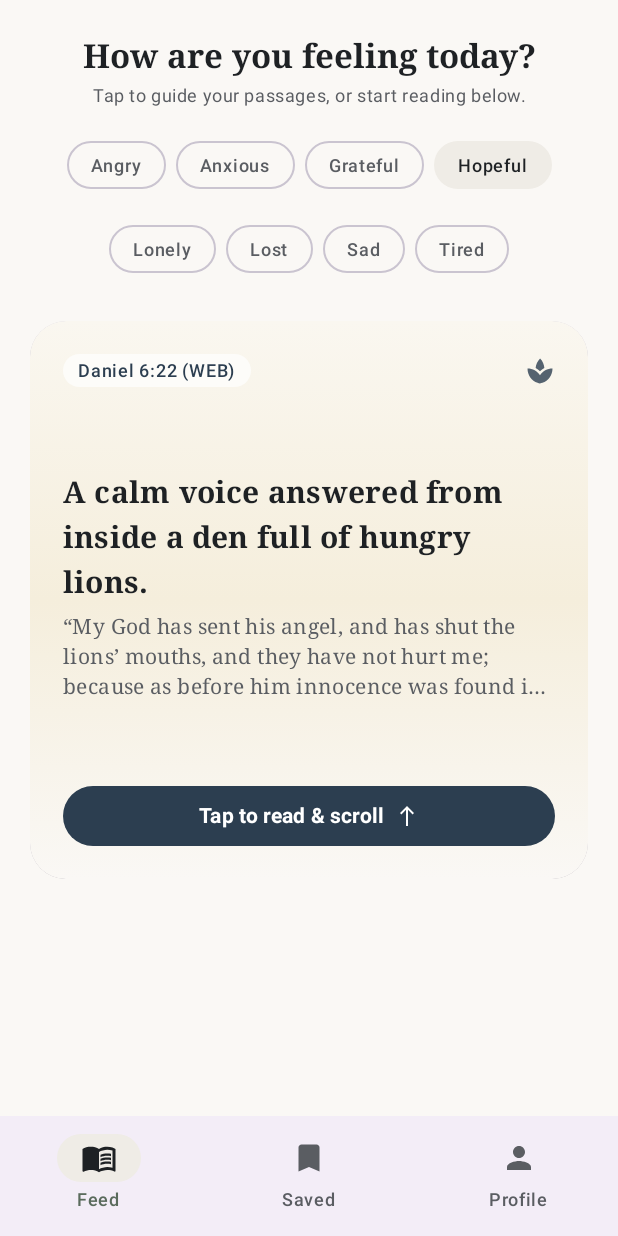
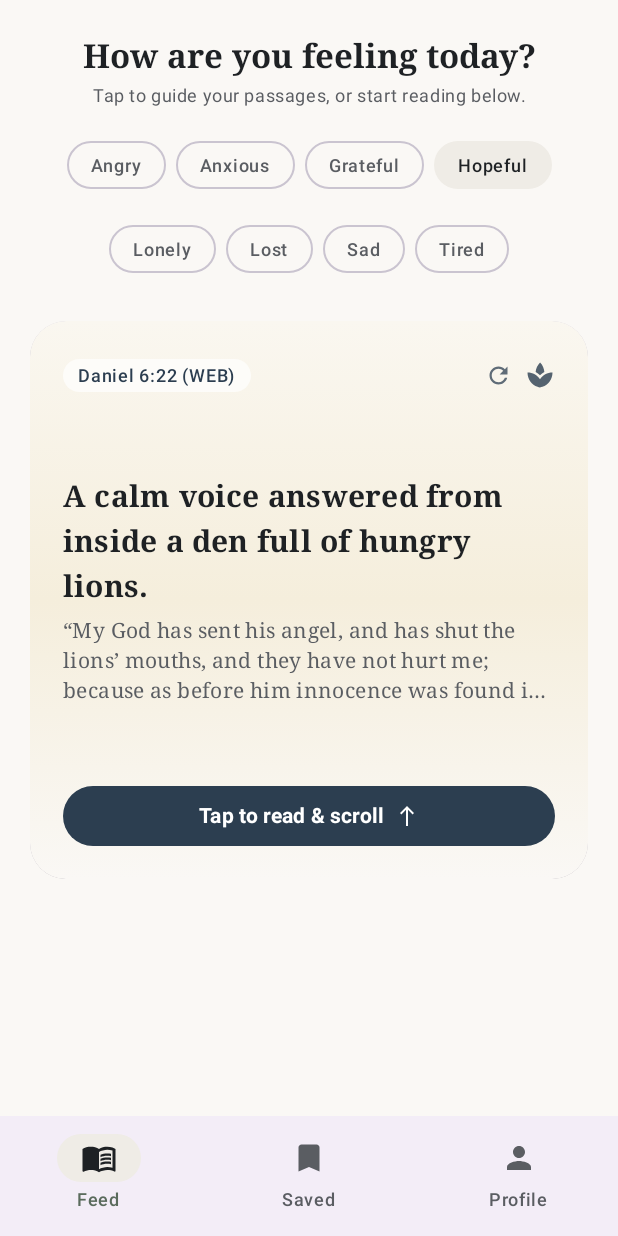
Before and after one commit to binkamvivek/HolyThing, an Android app built with Jetpack Compose: the screen it shows after launch (MainActivity), on a phone screen of 412 x 824 dp. Run offline under Robolectric (Android 15) with nearby library versions, the phone set to English and light mode, and no system bars; our stand-ins replace Dagger/Hilt's generated code, Room's generated code; 1 statement that could not run was skipped.

Commit message:
feat: Implement pull-to-refresh functionality in HomeScreen and update FeedViewModel to manage refreshing state

```diff
--- a/app/src/main/java/com/holything/app/ui/screens/feed/FeedViewModel.kt
+++ b/app/src/main/java/com/holything/app/ui/screens/feed/FeedViewModel.kt
@@ -27,6 +27,7 @@ data class FeedUiState(
     val totalCount: Int = 0,
     val isLoading: Boolean = true,
     val isSyncing: Boolean = false,
+    val isRefreshing: Boolean = false,
     val isOffline: Boolean = false,
     val syncStatusMessage: String = "Ready",
     val showSupportBanner: Boolean = false,
@@ -43,6 +44,7 @@ class FeedViewModel @Inject constructor(
 
     private val isLoadingFlow = MutableStateFlow(true)
     private val isSyncingFlow = MutableStateFlow(false)
+    private val isRefreshingFlow = MutableStateFlow(false)
     private val isOfflineFlow = MutableStateFlow(false)
     private val statusMessageFlow = MutableStateFlow("Loading scripture...")
 
@@ -57,6 +59,7 @@ class FeedViewModel @Inject constructor(
     private data class SyncStatus(
         val loading: Boolean,
         val syncing: Boolean,
+        val refreshing: Boolean,
         val offline: Boolean,
         val message: String
     )
@@ -64,10 +67,11 @@ class FeedViewModel @Inject constructor(
     private val syncStatusFlow = combine(
         isLoadingFlow,
         isSyncingFlow,
+        isRefreshingFlow,
         isOfflineFlow,
         statusMessageFlow
-    ) { loading, syncing, offline, msg ->
-        SyncStatus(loading, syncing, offline, msg)
+    ) { loading, syncing, refreshing, offline, msg ->
+        SyncStatus(loading, syncing, refreshing, offline, msg)
     }
 
     private data class UserPreferencesState(
@@ -99,6 +103,7 @@ class FeedViewModel @Inject constructor(
             totalCount = count,
             isLoading = status.loading && items.isEmpty(),
             isSyncing = status.syncing,
+            isRefreshing = status.refreshing,
             isOffline = status.offline,
             syncStatusMessage = status.message,
             showSupportBanner = shouldShowSupport,
@@ -260,4 +265,37 @@ class FeedViewModel @Inject constructor(
             dataStore.resetSwipeCount()
         }
     }
+
+    /**
+     * Pull-to-refresh triggered from Home screen:
+     * Syncs fresh content, picks a new distinct featured post, and prepares the feed.
+     */
+    fun onPullToRefresh() {
+        viewModelScope.launch {
+            isRefreshingFlow.value = true
+            try {
+                repository.syncContent()
+            } catch (e: Exception) {
+                // Ignore network errors in offline mode
+            }
+
+            val freshFeed = repository.getFeedCards().first()
+            if (freshFeed.isNotEmpty()) {
+                val currentTopId = _feedItemsFlow.value.firstOrNull()?.card?.id
+                // Pick a different card so the home screen post visually changes!
+                val candidates = freshFeed.filter { it.card.id != currentTopId }
+                val newTop = if (candidates.isNotEmpty()) {
+                    candidates.random()
+                } else {
+                    freshFeed.first()
+                }
+                val remaining = freshFeed.filter { it.card.id != newTop.card.id }
+                _feedItemsFlow.value = listOf(newTop) + remaining
+                currentPageIndex = 0
+            }
+            kotlinx.coroutines.delay(400) // Natural settle time for pull-to-refresh spinner
+            isRefreshingFlow.value = false
+            _userFeedbackEvent.emit("New passage for you")
+        }
+    }
 }
--- a/app/src/main/java/com/holything/app/ui/screens/home/HomeScreen.kt
+++ b/app/src/main/java/com/holything/app/ui/screens/home/HomeScreen.kt
@@ -1,5 +1,10 @@
 package com.holything.app.ui.screens.home
 
+import androidx.compose.animation.AnimatedContent
+import androidx.compose.animation.core.tween
+import androidx.compose.animation.fadeIn
+import androidx.compose.animation.fadeOut
+import androidx.compose.animation.togetherWith
 import androidx.compose.foundation.background
 import androidx.compose.foundation.clickable
 import androidx.compose.foundation.isSystemInDarkTheme
@@ -22,18 +27,21 @@ import androidx.compose.foundation.shape.CircleShape
 import androidx.compose.foundation.shape.RoundedCornerShape
 import androidx.compose.foundation.verticalScroll
 import androidx.compose.material.icons.Icons
-import androidx.compose.material.icons.automirrored.filled.ArrowForward
 import androidx.compose.material.icons.filled.North
+import androidx.compose.material.icons.filled.Refresh
 import androidx.compose.material.icons.filled.Spa
 import androidx.compose.material3.Card
 import androidx.compose.material3.CardDefaults
 import androidx.compose.material3.CircularProgressIndicator
+import androidx.compose.material3.ExperimentalMaterial3Api
 import androidx.compose.material3.FilterChip
 import androidx.compose.material3.FilterChipDefaults
 import androidx.compose.material3.Icon
+import androidx.compose.material3.IconButton
 import androidx.compose.material3.MaterialTheme
 import androidx.compose.material3.Surface
 import androidx.compose.material3.Text
+import androidx.compose.material3.pulltorefresh.PullToRefreshBox
 import androidx.compose.runtime.Composable
 import androidx.compose.runtime.collectAsState
 import androidx.compose.runtime.getValue
@@ -50,7 +58,7 @@ import com.holything.app.domain.model.Card
 import com.holything.app.ui.screens.feed.FeedViewModel
 import com.holything.app.ui.screens.feed.components.CardBackgroundGradients
 
-@OptIn(ExperimentalLayoutApi::class)
+@OptIn(ExperimentalLayoutApi::class, ExperimentalMaterial3Api::class)
 @Composable
 fun HomeScreen(
     viewModel: FeedViewModel,
@@ -61,10 +69,16 @@ fun HomeScreen(
 
     val featuredCard: Card? = uiState.items.firstOrNull()?.card
 
+    PullToRefreshBox(
+        isRefreshing = uiState.isRefreshing,
+        onRefresh = { viewModel.onPullToRefresh() },
+        modifier = Modifier
+            .fillMaxSize()
+            .background(MaterialTheme.colorScheme.background)
+    ) {
         Column(
             modifier = Modifier
                 .fillMaxSize()
-            .background(MaterialTheme.colorScheme.background)
                 .verticalScroll(rememberScrollState())
                 .padding(horizontal = 20.dp, vertical = 16.dp),
             horizontalAlignment = Alignment.CenterHorizontally
@@ -155,7 +169,14 @@ fun HomeScreen(
                     }
                 }
             } else if (featuredCard != null) {
-            val backgroundBrush = CardBackgroundGradients.getGradient(featuredCard.tone, isDark)
+                AnimatedContent(
+                    targetState = featuredCard,
+                    transitionSpec = {
+                        fadeIn(animationSpec = tween(400)) togetherWith fadeOut(animationSpec = tween(250))
+                    },
+                    label = "featuredCardCrossfade"
+                ) { card ->
+                    val backgroundBrush = CardBackgroundGradients.getGradient(card.tone, isDark)
 
                     Card(
                         modifier = Modifier
@@ -176,7 +197,7 @@ fun HomeScreen(
                                 modifier = Modifier.fillMaxSize(),
                                 verticalArrangement = Arrangement.SpaceBetween
                             ) {
-                        // Top info badge
+                                // Top info badge with Bible reference and quick refresh icon
                                 Row(
                                     modifier = Modifier.fillMaxWidth(),
                                     horizontalArrangement = Arrangement.SpaceBetween,
@@ -187,13 +208,26 @@ fun HomeScreen(
                                         color = MaterialTheme.colorScheme.surface.copy(alpha = 0.7f)
                                     ) {
                                         Text(
-                                    text = "${featuredCard.verseRef} (${featuredCard.translation})",
+                                            text = "${card.verseRef} (${card.translation})",
                                             style = MaterialTheme.typography.labelMedium.copy(fontWeight = FontWeight.SemiBold),
                                             color = MaterialTheme.colorScheme.primary,
                                             modifier = Modifier.padding(horizontal = 10.dp, vertical = 4.dp)
                                         )
                                     }
 
+                                    Row(verticalAlignment = Alignment.CenterVertically) {
+                                        IconButton(
+                                            onClick = { viewModel.onPullToRefresh() },
+                                            modifier = Modifier.size(28.dp)
+                                        ) {
+                                            Icon(
+                                                imageVector = Icons.Default.Refresh,
+                                                contentDescription = "Change passage",
+                                                tint = MaterialTheme.colorScheme.primary.copy(alpha = 0.75f),
+                                                modifier = Modifier.size(18.dp)
+                                            )
+                                        }
+                                        Spacer(modifier = Modifier.width(4.dp))
                                         Icon(
                                             imageVector = Icons.Default.Spa,
                                             contentDescription = null,
@@ -201,11 +235,12 @@ fun HomeScreen(
                                             modifier = Modifier.size(20.dp)
                                         )
                                     }
+                                }
 
                                 // Center: Hook Heading + Verse Teaser
                                 Column(modifier = Modifier.padding(vertical = 8.dp)) {
                                     Text(
-                                text = featuredCard.hook,
+                                        text = card.hook,
                                         style = MaterialTheme.typography.headlineMedium.copy(
                                             fontWeight = FontWeight.Bold
                                         ),
@@ -217,7 +252,7 @@ fun HomeScreen(
                                     Spacer(modifier = Modifier.height(10.dp))
 
                                     Text(
-                                text = "“${featuredCard.verseText}”",
+                                        text = "“${card.verseText}”",
                                         style = MaterialTheme.typography.bodyMedium.copy(
                                             fontFamily = FontFamily.Serif
                                         ),
@@ -257,7 +292,9 @@ fun HomeScreen(
                         }
                     }
                 }
+            }
 
             Spacer(modifier = Modifier.height(20.dp))
         }
     }
+}
```
Lines whose indentation alone changed are shown as unchanged.
